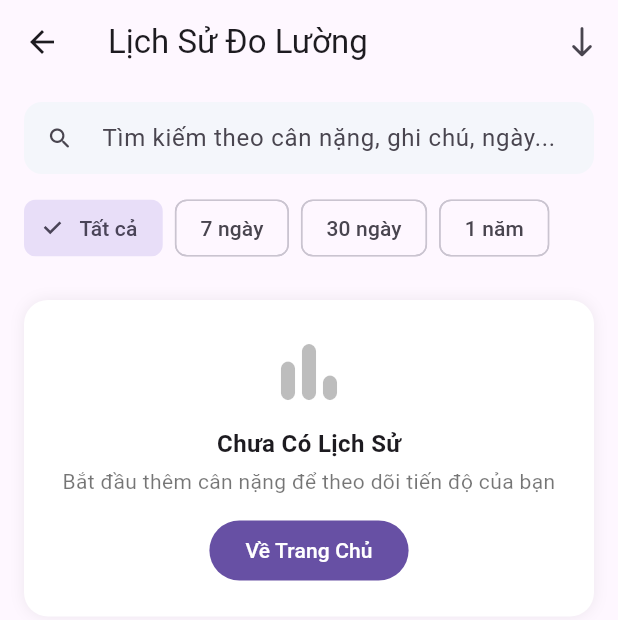
After one commit to Minhmaxxx/health_tracker_app, a Flutter app: the WeightHistoryScreen screen opened by its route, on a phone screen of 412 x 824 dp. The commit adds this screen. Shown: the top 620 px of the screen. Run offline on Flutter 3.47's test engine with Material 3 defaults, Android fonts, the phone set to English and light mode, and no system bars; our stand-ins replace cloud_firestore, firebase_auth, firebase_core, firebase_storage, flutter_local_notifications, image_picker and 1 more; accounts and stored records are empty.

Commit message:
Initial commit - history

```diff
--- a/lib/features/home/screens/home_screen.dart
+++ b/lib/features/home/screens/home_screen.dart
@@ -404,7 +404,7 @@ class _HomeScreenState extends State<HomeScreen> {
                     label: 'LỊCH SỬ',
                     subtitle: 'Xem tất cả lần đo trước',
                     onTap: () {
-                      // TODO: Navigator.pushNamed(context, '/history');
+                      Navigator.pushNamed(context, '/history');
                     },
                   ),
                 ],
--- /dev/null
+++ b/lib/measure/weight_history_screen.dart
@@ -0,0 +1,388 @@
+import 'package:cloud_firestore/cloud_firestore.dart';
+import 'package:flutter/material.dart';
+import 'package:intl/intl.dart';
+import 'weight_service.dart';
+
+enum _Range { all, d7, d30, y1 }
+
+class WeightHistoryScreen extends StatefulWidget {
+  const WeightHistoryScreen({super.key});
+
+  @override
+  State<WeightHistoryScreen> createState() => _WeightHistoryScreenState();
+}
+
+class _WeightHistoryScreenState extends State<WeightHistoryScreen> {
+  final _svc = WeightService();
+  final _searchCtrl = TextEditingController();
+  _Range _range = _Range.all;
+  bool _desc = true;
+
+  @override
+  void dispose() {
+    _searchCtrl.dispose();
+    super.dispose();
+  }
+
+  DateTime? _fromDate() {
+    final now = DateTime.now();
+    switch (_range) {
+      case _Range.d7:  return now.subtract(const Duration(days: 7));
+      case _Range.d30: return now.subtract(const Duration(days: 30));
+      case _Range.y1:  return DateTime(now.year - 1, now.month, now.day);
+      case _Range.all: return null;
+    }
+  }
+
+  @override
+  Widget build(BuildContext context) {
+    final dfDay = DateFormat('d MMMM, yyyy', 'vi');
+    final dfTime = DateFormat('HH:mm', 'vi');
+
+    return Scaffold(
+      appBar: AppBar(
+        title: const Text('Lịch Sử Đo Lường'),
+        actions: [
+          IconButton(
+            tooltip: _desc ? 'Mới nhất' : 'Cũ nhất',
+            onPressed: () => setState(() => _desc = !_desc),
+            icon: Icon(_desc ? Icons.south_rounded : Icons.north_rounded),
+          ),
+        ],
+      ),
+      body: StreamBuilder<List<WeightEntry>>(
+        stream: _svc.streamAll(descending: _desc),
+        builder: (context, snap) {
+          if (snap.connectionState == ConnectionState.waiting) {
+            return const Center(child: CircularProgressIndicator());
+          }
+
+          var entries = snap.data ?? [];
+
+          // Filter theo range
+          final from = _fromDate();
+          if (from != null) {
+            entries = entries.where((e) => e.time.isAfter(from)).toList();
+          }
+
+          // Search
+          final q = _searchCtrl.text.trim().toLowerCase();
+          if (q.isNotEmpty) {
+            entries = entries.where((e) {
+              final w = e.weight.toStringAsFixed(1);
+              final n = (e.note ?? '').toLowerCase();
+              final d = DateFormat('dd/MM/yyyy').format(e.time);
+              return w.contains(q) || n.contains(q) || d.contains(q);
+            }).toList();
+          }
+
+          if (entries.isEmpty) {
+            return _EmptyHistory(
+              onGoHome: () => Navigator.pop(context),
+              searchField: _SearchBar(ctrl: _searchCtrl, onChanged: (_) => setState(() {})),
+              rangeBar: _RangeBar(range: _range, onChanged: (r) => setState(() => _range = r)),
+            );
+          }
+
+          // Stats
+          final weights = entries.map((e) => e.weight).toList()..sort();
+          final minW = weights.first;
+          final maxW = weights.last;
+          final change = entries.last.weight - entries.first.weight; // theo thứ tự hiện tại
+
+          // Group theo ngày
+          final Map<DateTime, List<WeightEntry>> byDay = {};
+          for (final e in entries) {
+            final key = DateTime(e.time.year, e.time.month, e.time.day);
+            byDay.putIfAbsent(key, () => []).add(e);
+          }
+          final days = byDay.keys.toList()
+            ..sort((a, b) => _desc ? b.compareTo(a) : a.compareTo(b));
+
+          return ListView(
+            padding: const EdgeInsets.fromLTRB(16, 12, 16, 16),
+            children: [
+              _SearchBar(ctrl: _searchCtrl, onChanged: (_) => setState(() {})),
+              const SizedBox(height: 12),
+              _StatsRow(
+                total: entries.length,
+                changeText: '${change >= 0 ? '+' : ''}${change.toStringAsFixed(1)}kg',
+                minWeight: minW,
+                maxWeight: maxW,
+              ),
+              const SizedBox(height: 12),
+              _RangeBar(range: _range, onChanged: (r) => setState(() => _range = r)),
+              const SizedBox(height: 6),
+              Text('Hiển thị ${entries.length} lần đo',
+                  style: const TextStyle(color: Colors.black54)),
+              const SizedBox(height: 8),
+
+              for (final day in days) ...[
+                Row(
+                  children: [
+                    Container(
+                      padding: const EdgeInsets.symmetric(horizontal: 8, vertical: 4),
+                      decoration: BoxDecoration(
+                        color: Colors.black.withOpacity(.04),
+                        borderRadius: BorderRadius.circular(8),
+                      ),
+                      child: Text(dfDay.format(day),
+                          style: const TextStyle(fontWeight: FontWeight.w600)),
+                    ),
+                    const Spacer(),
+                    Text('${byDay[day]!.length} lần trong ngày',
+                        style: const TextStyle(color: Colors.black54)),
+                  ],
+                ),
+                const SizedBox(height: 8),
+
+                for (int i = 0; i < byDay[day]!.length; i++) ...[
+                  _EntryTile(
+                    index: _desc ? i + 1 : byDay[day]!.length - i,
+                    time: dfTime.format(byDay[day]![i].time),
+                    weight: byDay[day]![i].weight,
+                    note: byDay[day]![i].note,
+                    onMore: () => _showEntryMenu(context, byDay[day]![i]),
+                  ),
+                  const SizedBox(height: 10),
+                ],
+
+                const SizedBox(height: 12),
+              ],
+            ],
+          );
+        },
+      ),
+    );
+  }
+
+  void _showEntryMenu(BuildContext context, WeightEntry e) async {
+    final action = await showModalBottomSheet<String>(
+      context: context,
+      showDragHandle: true,
+      builder: (_) => SafeArea(
+        child: Column(
+          mainAxisSize: MainAxisSize.min,
+          children: [
+            ListTile(leading: const Icon(Icons.edit_rounded), title: const Text('Sửa ghi chú'), onTap: () {
+              Navigator.pop(context, 'edit');
+            }),
+            ListTile(leading: const Icon(Icons.delete_outline_rounded), title: const Text('Xoá lần đo này'), onTap: () {
+              Navigator.pop(context, 'delete');
+            }),
+            const SizedBox(height: 8),
+          ],
+        ),
+      ),
+    );
+
+    if (!mounted || action == null) return;
+
+    final doc = FirebaseFirestore.instance
+        .collection('weights').doc(_svc.uid)
+        .collection('entries').doc(e.id);
+
+    if (action == 'delete') {
+      await doc.delete();
+    } else if (action == 'edit') {
+      final controller = TextEditingController(text: e.note ?? '');
+      final newNote = await showDialog<String>(
+        context: context,
+        builder: (_) => AlertDialog(
+          title: const Text('Sửa ghi chú'),
+          content: TextField(controller: controller, maxLines: 3, decoration: const InputDecoration(hintText: 'Ghi chú...')),
+          actions: [
+            TextButton(onPressed: () => Navigator.pop(context), child: const Text('Hủy')),
+            FilledButton(onPressed: () => Navigator.pop(context, controller.text.trim()), child: const Text('Lưu')),
+          ],
+        ),
+      );
+      if (newNote != null) {
+        await doc.update({'note': newNote});
+      }
+    }
+  }
+}
+
+/// Widgets phụ
+
+class _SearchBar extends StatelessWidget {
+  final TextEditingController ctrl;
+  final ValueChanged<String> onChanged;
+  const _SearchBar({required this.ctrl, required this.onChanged});
+
+  @override
+  Widget build(BuildContext context) {
+    return TextField(
+      controller: ctrl,
+      onChanged: onChanged,
+      decoration: InputDecoration(
+        prefixIcon: const Icon(Icons.search_rounded),
+        hintText: 'Tìm kiếm theo cân nặng, ghi chú, ngày...',
+        filled: true,
+        fillColor: const Color(0xFFF4F6FB),
+        border: OutlineInputBorder(
+          borderRadius: BorderRadius.circular(12),
+          borderSide: BorderSide.none,
+        ),
+        isDense: true,
+      ),
+    );
+  }
+}
+
+class _StatsRow extends StatelessWidget {
+  final int total;
+  final String changeText;
+  final double minWeight;
+  final double maxWeight;
+  const _StatsRow({
+    required this.total,
+    required this.changeText,
+    required this.minWeight,
+    required this.maxWeight,
+  });
+
+  @override
+  Widget build(BuildContext context) {
+    Widget card(String title, String value, {Color? bg}) {
+      return Expanded(
+        child: Container(
+          padding: const EdgeInsets.all(14),
+          decoration: BoxDecoration(
+            color: bg ?? Colors.white,
+            borderRadius: BorderRadius.circular(12),
+            boxShadow: const [BoxShadow(color: Color(0x11000000), blurRadius: 8)],
+          ),
+          child: Column(
+            children: [
+              Text(title, style: const TextStyle(color: Colors.black54)),
+              const SizedBox(height: 6),
+              Text(value, style: const TextStyle(fontSize: 18, fontWeight: FontWeight.w800)),
+            ],
+          ),
+        ),
+      );
+    }
+
+    return Row(
+      children: [
+        card('Tổng số lần đo', '$total'),
+        const SizedBox(width: 10),
+        card('Thay đổi', changeText, bg: const Color(0xFFEFFAF1)),
+        const SizedBox(width: 10),
+        card('Hôm nay', DateFormat('dd/MM', 'vi').format(DateTime.now())),
+      ],
+    );
+  }
+}
+
+class _RangeBar extends StatelessWidget {
+  final _Range range;
+  final ValueChanged<_Range> onChanged;
+  const _RangeBar({required this.range, required this.onChanged});
+
+  @override
+  Widget build(BuildContext context) {
+    Chip chip(String text, _Range r) => Chip(
+      label: Text(text),
+      backgroundColor: range == r ? const Color(0xFFEDE8FF) : const Color(0xFFF6F7FB),
+      side: BorderSide.none,
+    );
+
+    return Wrap(
+      spacing: 8,
+      children: [
+        ChoiceChip(label: const Text('Tất cả'), selected: range == _Range.all, onSelected: (_) => onChanged(_Range.all)),
+        ChoiceChip(label: const Text('7 ngày'), selected: range == _Range.d7, onSelected: (_) => onChanged(_Range.d7)),
+        ChoiceChip(label: const Text('30 ngày'), selected: range == _Range.d30, onSelected: (_) => onChanged(_Range.d30)),
+        ChoiceChip(label: const Text('1 năm'), selected: range == _Range.y1, onSelected: (_) => onChanged(_Range.y1)),
+      ],
+    );
+  }
+}
+
+class _EntryTile extends StatelessWidget {
+  final int index;
+  final String time;
+  final double weight;
+  final String? note;
+  final VoidCallback onMore;
+
+  const _EntryTile({
+    required this.index,
+    required this.time,
+    required this.weight,
+    required this.note,
+    required this.onMore,
+  });
+
+  @override
+  Widget build(BuildContext context) {
+    return Container(
+      padding: const EdgeInsets.all(14),
+      decoration: BoxDecoration(
+        color: Colors.white, borderRadius: BorderRadius.circular(12),
+        boxShadow: const [BoxShadow(color: Color(0x11000000), blurRadius: 6)],
+      ),
+      child: Row(
+        children: [
+          CircleAvatar(radius: 14, child: Text('$index')),
+          const SizedBox(width: 10),
+          Expanded(
+            child: Column(
+              crossAxisAlignment: CrossAxisAlignment.start,
+              children: [
+                Text('$weight kg', style: const TextStyle(fontWeight: FontWeight.w700, fontSize: 16)),
+                if ((note ?? '').isNotEmpty)
+                  Text(note!, style: const TextStyle(color: Colors.black54)),
+              ],
+            ),
+          ),
+          const SizedBox(width: 8),
+          Text(time, style: const TextStyle(color: Colors.black54)),
+          IconButton(icon: const Icon(Icons.more_vert_rounded), onPressed: onMore),
+        ],
+      ),
+    );
+  }
+}
+
+class _EmptyHistory extends StatelessWidget {
+  final VoidCallback onGoHome;
+  final Widget searchField;
+  final Widget rangeBar;
+  const _EmptyHistory({required this.onGoHome, required this.searchField, required this.rangeBar});
+
+  @override
+  Widget build(BuildContext context) {
+    return ListView(
+      padding: const EdgeInsets.fromLTRB(16, 12, 16, 16),
+      children: [
+        searchField,
+        const SizedBox(height: 12),
+        rangeBar,
+        const SizedBox(height: 24),
+        Container(
+          padding: const EdgeInsets.all(20),
+          decoration: BoxDecoration(
+            color: Colors.white, borderRadius: BorderRadius.circular(16),
+            boxShadow: const [BoxShadow(color: Color(0x11000000), blurRadius: 8)],
+          ),
+          child: Column(
+            children: [
+              const Icon(Icons.bar_chart_rounded, size: 56, color: Colors.black26),
+              const SizedBox(height: 8),
+              const Text('Chưa Có Lịch Sử', style: TextStyle(fontWeight: FontWeight.w700, fontSize: 16)),
+              const SizedBox(height: 4),
+              const Text('Bắt đầu thêm cân nặng để theo dõi tiến độ của bạn',
+                  textAlign: TextAlign.center, style: TextStyle(color: Colors.black54)),
+              const SizedBox(height: 12),
+              FilledButton(onPressed: onGoHome, child: const Text('Về Trang Chủ')),
+            ],
+          ),
+        ),
+      ],
+    );
+  }
+}
--- /dev/null
+++ b/lib/measure/weight_service.dart
@@ -0,0 +1,35 @@
+import 'package:cloud_firestore/cloud_firestore.dart';
+import 'package:firebase_auth/firebase_auth.dart';
+
+class WeightEntry {
+  final String id;
+  final double weight;
+  final String? note;
+  final DateTime time;
+
+  WeightEntry({required this.id, required this.weight, this.note, required this.time});
+
+  factory WeightEntry.fromDoc(DocumentSnapshot<Map<String, dynamic>> d) {
+    final m = d.data()!;
+    return WeightEntry(
+      id: d.id,
+      weight: (m['weight'] as num).toDouble(),
+      note: m['note'] as String?,
+      time: (m['timestamp'] as Timestamp).toDate(),
+    );
+  }
+}
+
+class WeightService {
+  final _db = FirebaseFirestore.instance;
+  // Change from private to public getter
+  String get uid => FirebaseAuth.instance.currentUser!.uid;
+
+  Stream<List<WeightEntry>> streamAll({bool descending = true}) {
+    return _db
+        .collection('weights').doc(uid).collection('entries')
+        .orderBy('timestamp', descending: descending)
+        .snapshots()
+        .map((s) => s.docs.map((d) => WeightEntry.fromDoc(d)).toList());
+  }
+}
--- a/pubspec.yaml
+++ b/pubspec.yaml
@@ -30,7 +30,8 @@ environment:
 dependencies:
   flutter:
     sdk: flutter
-
+  flutter_localizations:
+    sdk: flutter
 
   # The following adds the Cupertino Icons font to your application.
   # Use with the CupertinoIcons class for iOS style icons.
@@ -41,6 +42,7 @@ dependencies:
   image_picker: ^1.1.2
   firebase_storage: ^13.0.4
   flutter_local_notifications: ^19.5.0
+  intl: ^0.19.0
 
 dev_dependencies:
   flutter_test:
```
Also changed, not shown: lib/main.dart (+25 -1 lines), pubspec.lock.
